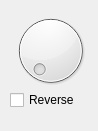
Above: host/gui/widget.ui from MChemodanov/ROV_old before the change. Below: the same form after it.
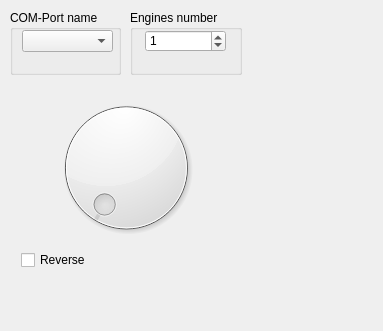
That is the form after the change.

Patch:
```diff
--- a/host/gui/widget.ui
+++ b/host/gui/widget.ui
@@ -6,8 +6,8 @@
    <rect>
     <x>0</x>
     <y>0</y>
-    <width>98</width>
-    <height>131</height>
+    <width>383</width>
+    <height>331</height>
    </rect>
   </property>
   <property name="sizePolicy">
@@ -19,31 +19,80 @@
   <property name="windowTitle">
    <string/>
   </property>
-  <widget class="QCheckBox" name="checkBox">
+  <widget class="QWidget" name="gridLayoutWidget">
    <property name="geometry">
     <rect>
      <x>10</x>
-     <y>90</y>
-     <width>81</width>
-     <height>20</height>
+     <y>80</y>
+     <width>232</width>
+     <height>201</height>
     </rect>
    </property>
-   <property name="text">
-    <string>Reverse</string>
-   </property>
+   <layout class="QGridLayout" name="gridLayout">
+    <item row="2" column="0">
+     <widget class="QCheckBox" name="checkBox">
+      <property name="text">
+       <string>Reverse</string>
+      </property>
+     </widget>
+    </item>
+    <item row="1" column="0">
+     <widget class="QDial" name="dial">
+      <property name="maximum">
+       <number>255</number>
+      </property>
+     </widget>
+    </item>
+   </layout>
   </widget>
-  <widget class="QDial" name="dial">
+  <widget class="QGroupBox" name="groupBox">
    <property name="geometry">
     <rect>
      <x>10</x>
      <y>10</y>
-     <width>81</width>
-     <height>81</height>
+     <width>111</width>
+     <height>65</height>
     </rect>
    </property>
-   <property name="maximum">
-    <number>255</number>
+   <property name="title">
+    <string>COM-Port name</string>
    </property>
+   <widget class="QComboBox" name="comboBox">
+    <property name="geometry">
+     <rect>
+      <x>12</x>
+      <y>20</y>
+      <width>91</width>
+      <height>22</height>
+     </rect>
+    </property>
+   </widget>
+  </widget>
+  <widget class="QGroupBox" name="groupBox_2">
+   <property name="geometry">
+    <rect>
+     <x>130</x>
+     <y>10</y>
+     <width>112</width>
+     <height>65</height>
+    </rect>
+   </property>
+   <property name="title">
+    <string>Engines number</string>
+   </property>
+   <widget class="QSpinBox" name="spinBox">
+    <property name="geometry">
+     <rect>
+      <x>15</x>
+      <y>20</y>
+      <width>81</width>
+      <height>22</height>
+     </rect>
+    </property>
+    <property name="value">
+     <number>1</number>
+    </property>
+   </widget>
   </widget>
  </widget>
  <layoutdefault spacing="6" margin="11"/>
```
